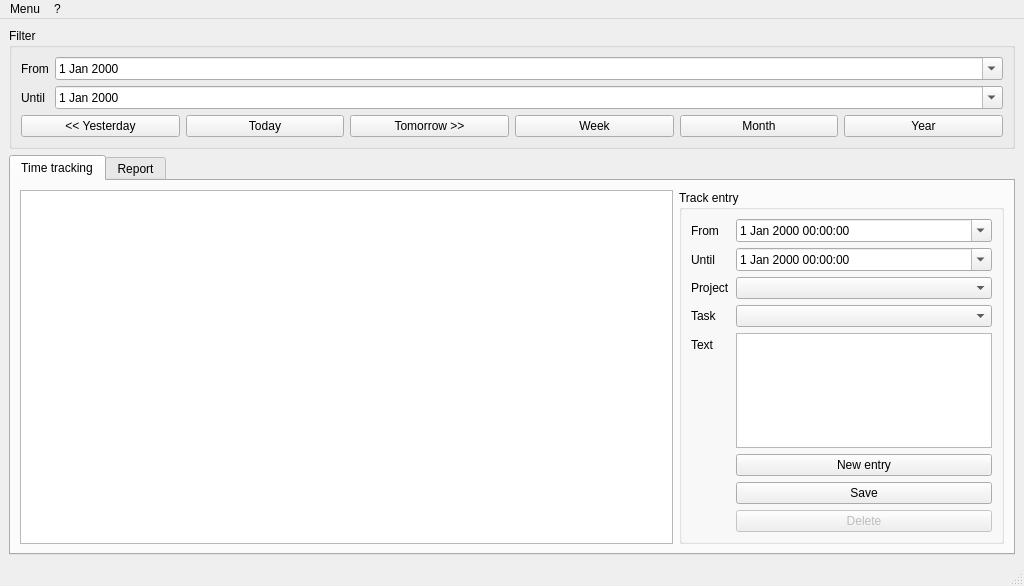
Above: timetracker/mainwindow.ui from tsymalla/timetracker before the change. Below: the same form after it.
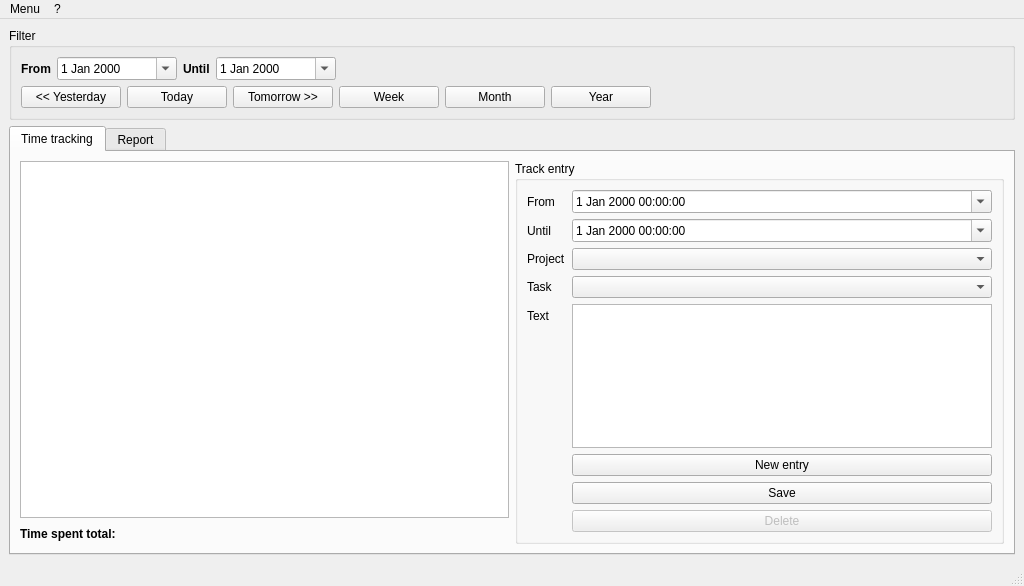
That is the form after the change. Icons and pictures are not drawn. Custom widgets are drawn as their Qt base class.

Commit message: Updated date time format and layout

```diff
--- a/timetracker/mainwindow.ui
+++ b/timetracker/mainwindow.ui
@@ -29,48 +29,126 @@
       <property name="title">
        <string>Filter</string>
       </property>
+      <layout class="QVBoxLayout" name="verticalLayout_4">
+       <item>
       <layout class="QHBoxLayout" name="horizontalLayout">
        <item>
-        <layout class="QVBoxLayout" name="verticalLayout_3">
+          <layout class="QHBoxLayout" name="horizontalLayout_4">
+           <property name="sizeConstraint">
+            <enum>QLayout::SetFixedSize</enum>
+           </property>
          <item>
-          <layout class="QGridLayout" name="gridLayout"/>
-         </item>
-         <item>
-          <layout class="QFormLayout" name="formLayout_2">
-           <item row="0" column="0">
             <widget class="QLabel" name="label_6">
+             <property name="font">
+              <font>
+               <weight>75</weight>
+               <bold>true</bold>
+              </font>
+             </property>
              <property name="text">
               <string>From</string>
              </property>
             </widget>
            </item>
-           <item row="0" column="1">
-            <widget class="QDateEdit" name="dtFilterStart">
+           <item>
+            <widget class="QDateEdit" name="dtFilterEnd">
+             <property name="sizePolicy">
+              <sizepolicy hsizetype="Fixed" vsizetype="Fixed">
+               <horstretch>0</horstretch>
+               <verstretch>0</verstretch>
+              </sizepolicy>
+             </property>
+             <property name="minimumSize">
+              <size>
+               <width>120</width>
+               <height>0</height>
+              </size>
+             </property>
+             <property name="maximumSize">
+              <size>
+               <width>120</width>
+               <height>16777215</height>
+              </size>
+             </property>
              <property name="calendarPopup">
               <bool>true</bool>
              </property>
             </widget>
            </item>
-           <item row="1" column="0">
+           <item>
             <widget class="QLabel" name="label_7">
+             <property name="font">
+              <font>
+               <weight>75</weight>
+               <bold>true</bold>
+              </font>
+             </property>
              <property name="text">
               <string>Until</string>
              </property>
             </widget>
            </item>
-           <item row="1" column="1">
-            <widget class="QDateEdit" name="dtFilterEnd">
+           <item>
+            <widget class="QDateEdit" name="dtFilterStart">
+             <property name="minimumSize">
+              <size>
+               <width>120</width>
+               <height>0</height>
+              </size>
+             </property>
+             <property name="maximumSize">
+              <size>
+               <width>120</width>
+               <height>16777215</height>
+              </size>
+             </property>
              <property name="calendarPopup">
               <bool>true</bool>
              </property>
             </widget>
+           </item>
+           <item>
+            <spacer name="horizontalSpacer_2">
+             <property name="orientation">
+              <enum>Qt::Horizontal</enum>
+             </property>
+             <property name="sizeHint" stdset="0">
+              <size>
+               <width>40</width>
+               <height>20</height>
+              </size>
+             </property>
+            </spacer>
+           </item>
+          </layout>
            </item>
           </layout>
          </item>
          <item>
           <layout class="QHBoxLayout" name="horizontalLayout_2">
+         <property name="sizeConstraint">
+          <enum>QLayout::SetDefaultConstraint</enum>
+         </property>
            <item>
             <widget class="QPushButton" name="btnFilterYesterday">
+           <property name="sizePolicy">
+            <sizepolicy hsizetype="Fixed" vsizetype="Fixed">
+             <horstretch>0</horstretch>
+             <verstretch>0</verstretch>
+            </sizepolicy>
+           </property>
+           <property name="minimumSize">
+            <size>
+             <width>100</width>
+             <height>0</height>
+            </size>
+           </property>
+           <property name="maximumSize">
+            <size>
+             <width>100</width>
+             <height>16777215</height>
+            </size>
+           </property>
              <property name="text">
               <string>&lt;&lt; Yesterday</string>
              </property>
@@ -78,6 +156,24 @@
            </item>
            <item>
             <widget class="QPushButton" name="btnFilterToday">
+           <property name="sizePolicy">
+            <sizepolicy hsizetype="Fixed" vsizetype="Fixed">
+             <horstretch>0</horstretch>
+             <verstretch>0</verstretch>
+            </sizepolicy>
+           </property>
+           <property name="minimumSize">
+            <size>
+             <width>100</width>
+             <height>0</height>
+            </size>
+           </property>
+           <property name="maximumSize">
+            <size>
+             <width>100</width>
+             <height>16777215</height>
+            </size>
+           </property>
              <property name="text">
               <string>Today</string>
              </property>
@@ -85,6 +181,24 @@
            </item>
            <item>
             <widget class="QPushButton" name="btnFilterTomorrow">
+           <property name="sizePolicy">
+            <sizepolicy hsizetype="Fixed" vsizetype="Fixed">
+             <horstretch>0</horstretch>
+             <verstretch>0</verstretch>
+            </sizepolicy>
+           </property>
+           <property name="minimumSize">
+            <size>
+             <width>100</width>
+             <height>0</height>
+            </size>
+           </property>
+           <property name="maximumSize">
+            <size>
+             <width>100</width>
+             <height>16777215</height>
+            </size>
+           </property>
              <property name="text">
               <string>Tomorrow &gt;&gt;</string>
              </property>
@@ -92,6 +206,18 @@
            </item>
            <item>
             <widget class="QPushButton" name="btnFilterWeek">
+           <property name="minimumSize">
+            <size>
+             <width>100</width>
+             <height>0</height>
+            </size>
+           </property>
+           <property name="maximumSize">
+            <size>
+             <width>100</width>
+             <height>16777215</height>
+            </size>
+           </property>
              <property name="text">
               <string>Week</string>
              </property>
@@ -99,6 +225,18 @@
            </item>
            <item>
             <widget class="QPushButton" name="btnFilterMonth">
+           <property name="minimumSize">
+            <size>
+             <width>100</width>
+             <height>0</height>
+            </size>
+           </property>
+           <property name="maximumSize">
+            <size>
+             <width>100</width>
+             <height>16777215</height>
+            </size>
+           </property>
              <property name="text">
               <string>Month</string>
              </property>
@@ -106,12 +244,35 @@
            </item>
            <item>
             <widget class="QPushButton" name="btnFilterYear">
+           <property name="minimumSize">
+            <size>
+             <width>100</width>
+             <height>0</height>
+            </size>
+           </property>
+           <property name="maximumSize">
+            <size>
+             <width>100</width>
+             <height>16777215</height>
+            </size>
+           </property>
              <property name="text">
               <string>Year</string>
              </property>
             </widget>
            </item>
-          </layout>
+         <item>
+          <spacer name="horizontalSpacer">
+           <property name="orientation">
+            <enum>Qt::Horizontal</enum>
+           </property>
+           <property name="sizeHint" stdset="0">
+            <size>
+             <width>40</width>
+             <height>20</height>
+            </size>
+           </property>
+          </spacer>
          </item>
         </layout>
        </item>
@@ -132,6 +293,8 @@
        </attribute>
        <layout class="QHBoxLayout" name="horizontalLayout_3">
         <item>
+         <layout class="QVBoxLayout" name="verticalLayout_3">
+          <item>
          <widget class="QTableView" name="tblCurrentData">
           <property name="sizePolicy">
            <sizepolicy hsizetype="Expanding" vsizetype="Expanding">
@@ -146,6 +309,45 @@
            <enum>QAbstractItemView::SelectRows</enum>
           </property>
          </widget>
+          </item>
+          <item>
+           <layout class="QHBoxLayout" name="horizontalLayout_5">
+            <item>
+             <widget class="QLabel" name="label_8">
+              <property name="font">
+               <font>
+                <weight>75</weight>
+                <bold>true</bold>
+               </font>
+              </property>
+              <property name="text">
+               <string>Time spent total:</string>
+              </property>
+             </widget>
+            </item>
+            <item>
+             <widget class="QLabel" name="lblTotalTime">
+              <property name="text">
+               <string/>
+              </property>
+             </widget>
+            </item>
+            <item>
+             <spacer name="horizontalSpacer_3">
+              <property name="orientation">
+               <enum>Qt::Horizontal</enum>
+              </property>
+              <property name="sizeHint" stdset="0">
+               <size>
+                <width>40</width>
+                <height>20</height>
+               </size>
+              </property>
+             </spacer>
+            </item>
+           </layout>
+          </item>
+         </layout>
         </item>
         <item>
          <widget class="QGroupBox" name="grpData">
```
Lines whose indentation alone changed are shown as unchanged. The commit also changes 2 other files.
